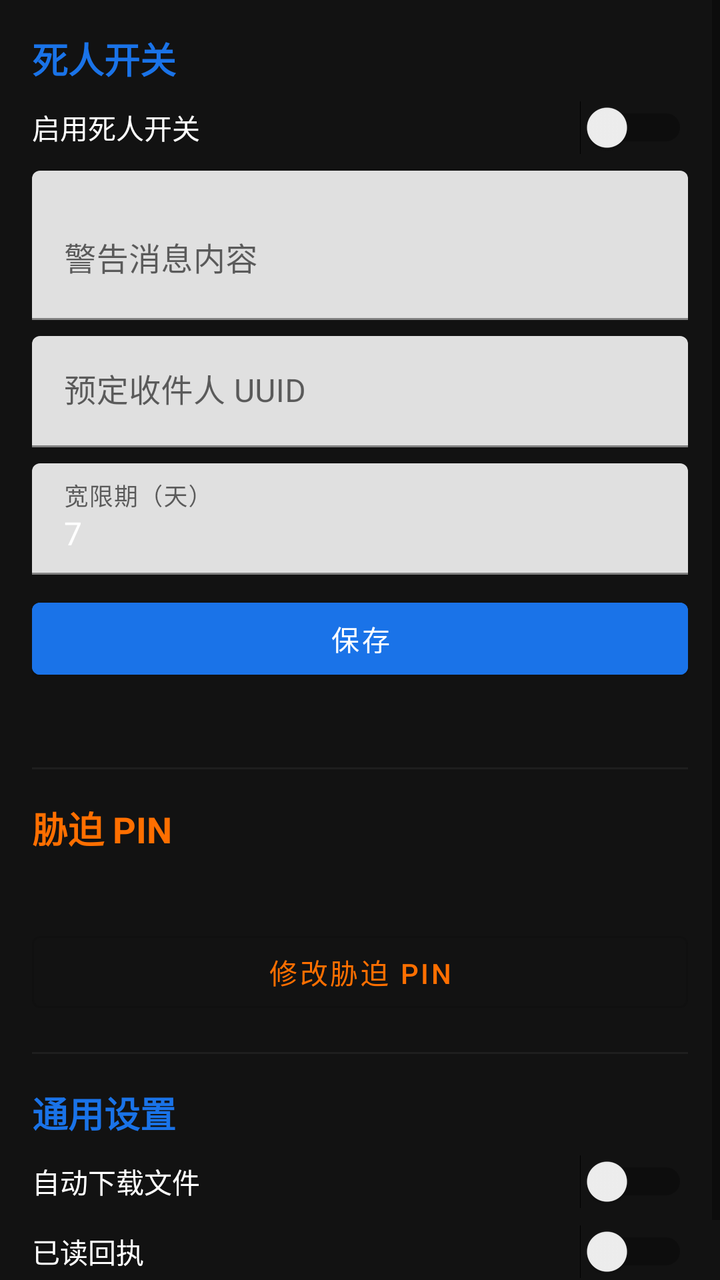
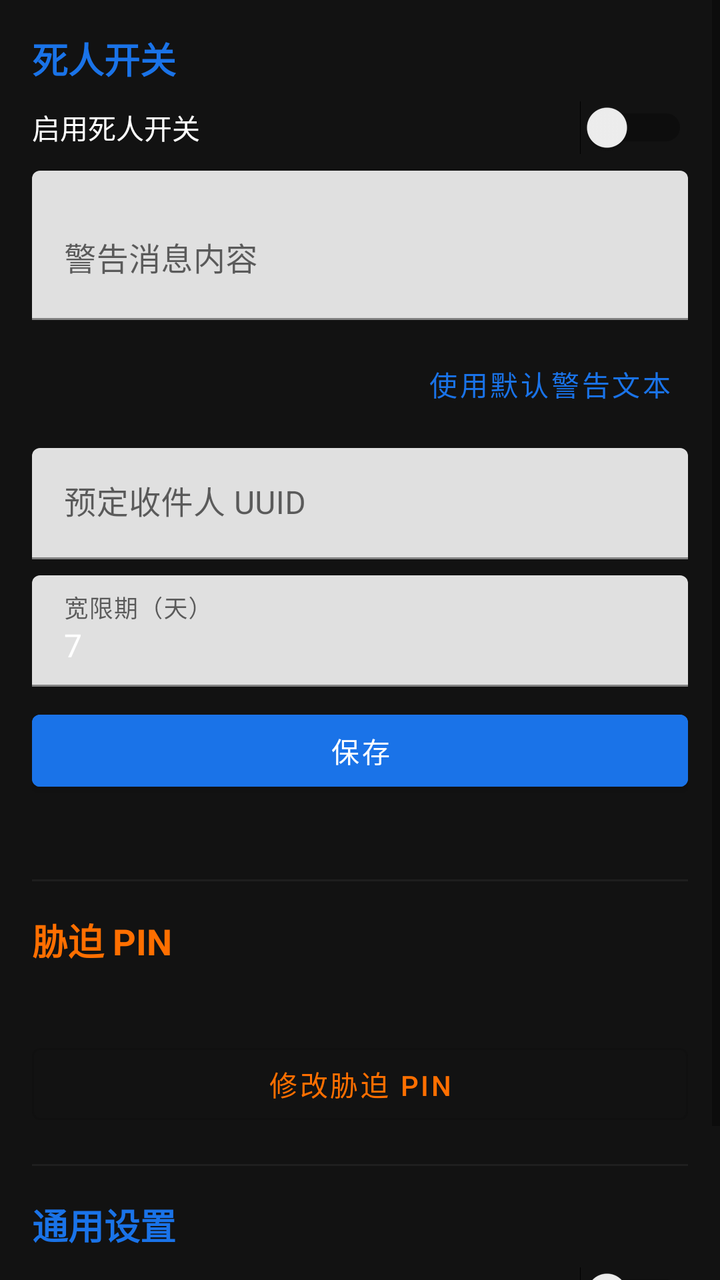

Compare the two renders of this Android layout. The source of the first and the diff that turns it into the second are given below.
<!-- AndroidManifest.xml: application theme Theme.Spider -->
<!-- res/layout/activity_settings.xml -->
<?xml version="1.0" encoding="utf-8"?>
<ScrollView xmlns:android="http://schemas.android.com/apk/res/android"
    android:layout_width="match_parent"
    android:layout_height="match_parent"
    android:background="@color/spider_background">

    <LinearLayout
        android:layout_width="match_parent"
        android:layout_height="wrap_content"
        android:orientation="vertical"
        android:padding="16dp">

        
        <TextView
            android:layout_width="wrap_content"
            android:layout_height="wrap_content"
            android:text="@string/deadman_switch"
            android:textSize="18sp"
            android:textStyle="bold"
            android:textColor="@color/spider_primary"
            android:layout_marginBottom="8dp" />

        <LinearLayout
            android:layout_width="match_parent"
            android:layout_height="wrap_content"
            android:orientation="horizontal"
            android:gravity="center_vertical"
            android:layout_marginBottom="8dp">

            <TextView
                android:layout_width="0dp"
                android:layout_height="wrap_content"
                android:layout_weight="1"
                android:text="@string/enable_deadman"
                android:textColor="@color/white" />

            <Switch
                android:id="@+id/swDeadman"
                android:layout_width="wrap_content"
                android:layout_height="wrap_content" />
        </LinearLayout>

        <com.google.android.material.textfield.TextInputLayout
            android:layout_width="match_parent"
            android:layout_height="wrap_content"
            android:hint="@string/warning_message"
            android:layout_marginBottom="8dp">

            <com.google.android.material.textfield.TextInputEditText
                android:id="@+id/etWarningMessage"
                android:layout_width="match_parent"
                android:layout_height="wrap_content"
                android:inputType="textMultiLine"
                android:minLines="2"
                android:textColor="@color/white" />
        </com.google.android.material.textfield.TextInputLayout>

        <com.google.android.material.textfield.TextInputLayout
            android:layout_width="match_parent"
            android:layout_height="wrap_content"
            android:hint="@string/recipient_uuid"
            android:layout_marginBottom="8dp">

            <com.google.android.material.textfield.TextInputEditText
                android:id="@+id/etRecipientUuid"
                android:layout_width="match_parent"
                android:layout_height="wrap_content"
                android:inputType="text"
                android:textColor="@color/white" />
        </com.google.android.material.textfield.TextInputLayout>

        <com.google.android.material.textfield.TextInputLayout
            android:layout_width="match_parent"
            android:layout_height="wrap_content"
            android:hint="@string/grace_days"
            android:layout_marginBottom="8dp">

            <com.google.android.material.textfield.TextInputEditText
                android:id="@+id/etGraceDays"
                android:layout_width="match_parent"
                android:layout_height="wrap_content"
                android:inputType="number"
                android:text="7"
                android:textColor="@color/white" />
        </com.google.android.material.textfield.TextInputLayout>

        <Button
            android:id="@+id/btnSaveDeadman"
            android:layout_width="match_parent"
            android:layout_height="wrap_content"
            android:text="@string/save"
            android:backgroundTint="@color/spider_primary"
            android:textColor="@color/white"
            android:layout_marginBottom="8dp" />

        <TextView
            android:id="@+id/tvDeadmanStatus"
            android:layout_width="match_parent"
            android:layout_height="wrap_content"
            android:textSize="12sp"
            android:textColor="@color/spider_on_surface"
            android:layout_marginBottom="16dp" />

        <View
            android:layout_width="match_parent"
            android:layout_height="1dp"
            android:background="@color/spider_surface"
            android:layout_marginBottom="16dp" />

        
        <TextView
            android:layout_width="wrap_content"
            android:layout_height="wrap_content"
            android:text="@string/duress_pin_settings"
            android:textSize="18sp"
            android:textStyle="bold"
            android:textColor="@color/spider_warning"
            android:layout_marginBottom="8dp" />

        <TextView
            android:id="@+id/tvDuressStatus"
            android:layout_width="match_parent"
            android:layout_height="wrap_content"
            android:textColor="@color/white"
            android:layout_marginBottom="8dp" />

        <Button
            android:id="@+id/btnChangeDuress"
            android:layout_width="match_parent"
            android:layout_height="wrap_content"
            android:text="@string/change_duress_pin"
            style="@style/Widget.MaterialComponents.Button.OutlinedButton"
            android:textColor="@color/spider_warning"
            android:layout_marginBottom="16dp" />

        <View
            android:layout_width="match_parent"
            android:layout_height="1dp"
            android:background="@color/spider_surface"
            android:layout_marginBottom="16dp" />

        
        <TextView
            android:layout_width="wrap_content"
            android:layout_height="wrap_content"
            android:text="通用设置"
            android:textSize="18sp"
            android:textStyle="bold"
            android:textColor="@color/spider_primary"
            android:layout_marginBottom="8dp" />

        <LinearLayout
            android:layout_width="match_parent"
            android:layout_height="wrap_content"
            android:orientation="horizontal"
            android:gravity="center_vertical"
            android:layout_marginBottom="8dp">

            <TextView
                android:layout_width="0dp"
                android:layout_height="wrap_content"
                android:layout_weight="1"
                android:text="@string/auto_download"
                android:textColor="@color/white" />

            <Switch
                android:id="@+id/swAutoDownload"
                android:layout_width="wrap_content"
                android:layout_height="wrap_content" />
        </LinearLayout>

        <LinearLayout
            android:layout_width="match_parent"
            android:layout_height="wrap_content"
            android:orientation="horizontal"
            android:gravity="center_vertical"
            android:layout_marginBottom="16dp">

            <TextView
                android:layout_width="0dp"
                android:layout_height="wrap_content"
                android:layout_weight="1"
                android:text="@string/read_receipts"
                android:textColor="@color/white" />

            <Switch
                android:id="@+id/swReadReceipts"
                android:layout_width="wrap_content"
                android:layout_height="wrap_content" />
        </LinearLayout>

    </LinearLayout>
</ScrollView>
<!-- resources referenced by this layout -->
<resources>
  <color name="spider_background">#121212</color>
  <color name="spider_on_surface">#E0E0E0</color>
  <color name="spider_primary">#1A73E8</color>
  <color name="spider_surface">#1E1E1E</color>
  <color name="spider_warning">#FF6F00</color>
  <color name="white">#FFFFFF</color>
  <string name="auto_download">自动下载文件</string>
  <string name="change_duress_pin">修改胁迫 PIN</string>
  <string name="deadman_switch">死人开关</string>
  <string name="duress_pin_settings">胁迫 PIN</string>
  <string name="enable_deadman">启用死人开关</string>
  <string name="grace_days">宽限期（天）</string>
  <string name="read_receipts">已读回执</string>
  <string name="recipient_uuid">预定收件人 UUID</string>
  <string name="save">保存</string>
  <string name="warning_message">警告消息内容</string>
  <style name="Theme.Spider" parent="Theme.MaterialComponents.DayNight.DarkActionBar">
          <item name="colorPrimary">@color/spider_primary</item>
          <item name="colorPrimaryDark">@color/spider_primary_dark</item>
          <item name="colorAccent">@color/spider_accent</item>
          <item name="android:windowBackground">@color/spider_background</item>
          <item name="android:statusBarColor">@color/spider_primary_dark</item>
      </style>
  <color name="spider_primary_dark">#0D47A1</color>
  <color name="spider_accent">#00ACC1</color>
</resources>

<!-- the commit's change to res/layout/activity_settings.xml (unified diff, before → after) -->
@@ -54,6 +54,15 @@
                 android:minLines="2"
                 android:textColor="@color/white" />
         </com.google.android.material.textfield.TextInputLayout>
+        <Button
+            android:id="@+id/btnUseDefaultWarning"
+            android:layout_width="wrap_content"
+            android:layout_height="wrap_content"
+            android:text="使用默认警告文本"
+            style="@style/Widget.MaterialComponents.Button.TextButton"
+            android:textColor="@color/spider_primary"
+            android:layout_marginBottom="8dp"
+            android:layout_gravity="end" />
 
         <com.google.android.material.textfield.TextInputLayout
             android:layout_width="match_parent"
